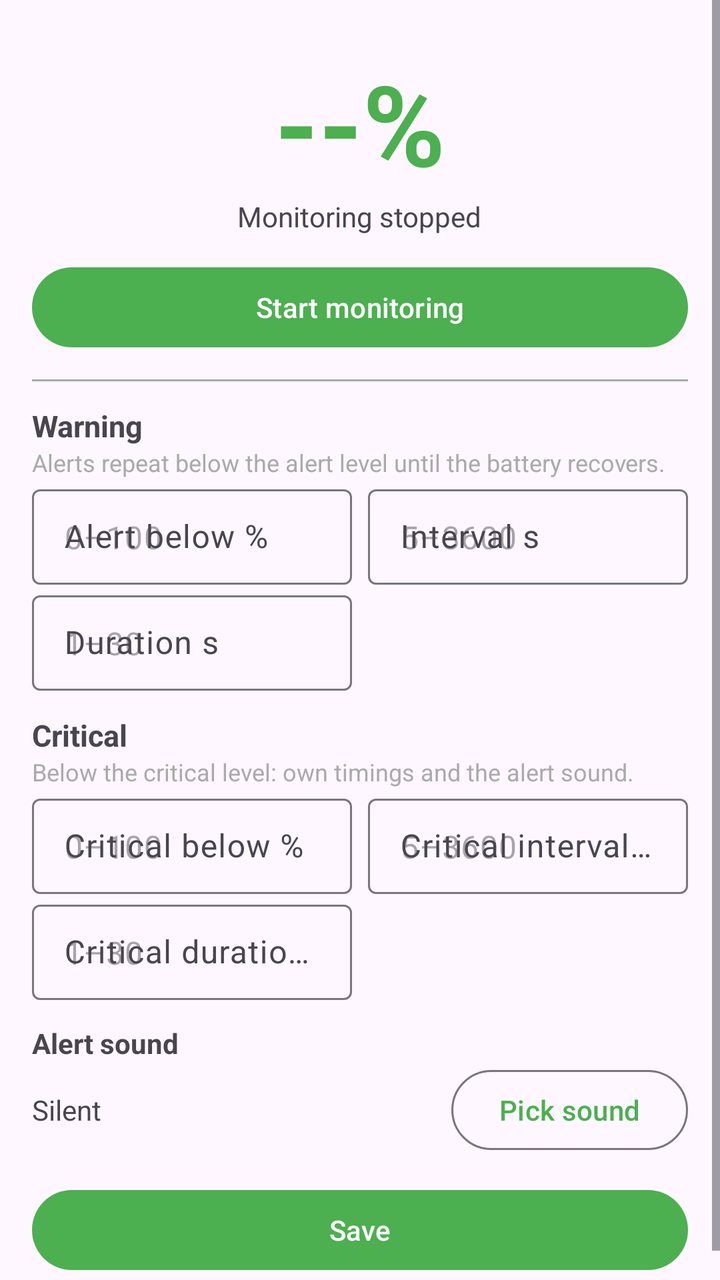
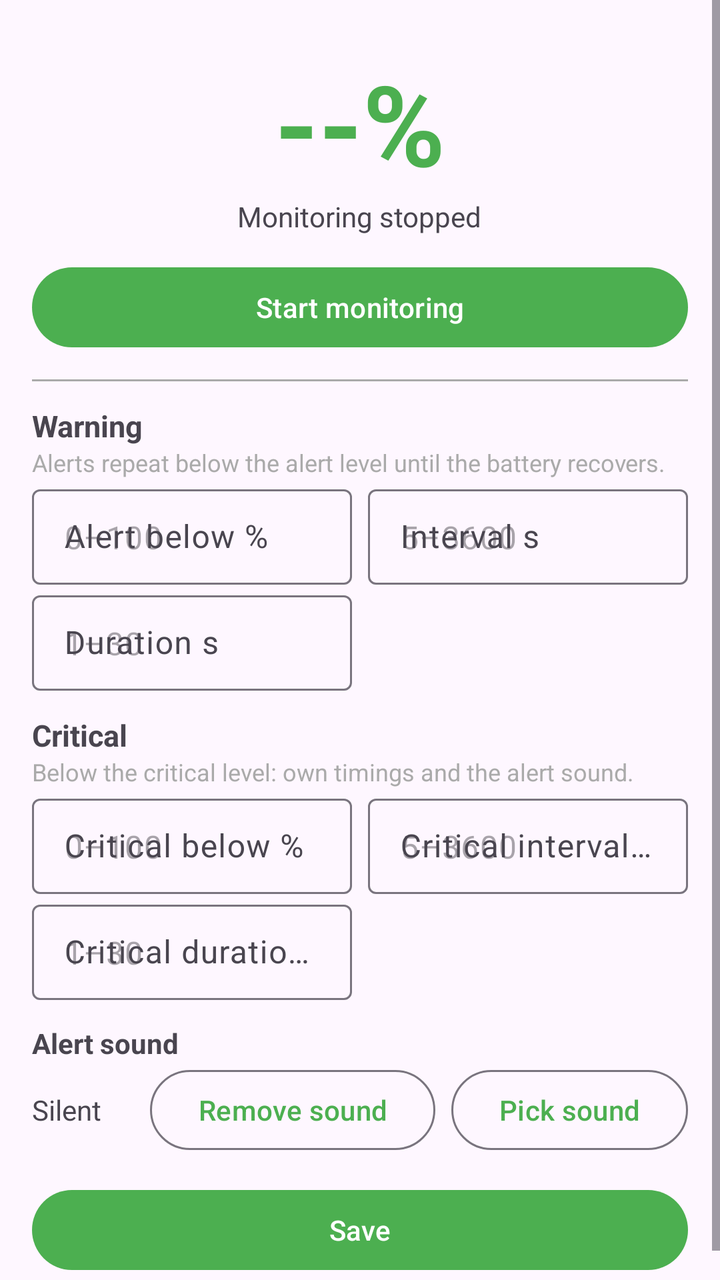

Compare the two renders of this Android layout. The source of the first and the diff that turns it into the second are given below.
<!-- AndroidManifest.xml: application theme Theme.BattWarn -->
<!-- res/layout/activity_main.xml -->
<?xml version="1.0" encoding="utf-8"?>
<ScrollView xmlns:android="http://schemas.android.com/apk/res/android"
    xmlns:app="http://schemas.android.com/apk/res-auto"
    android:layout_width="match_parent"
    android:layout_height="match_parent"
    android:fillViewport="true">

    <LinearLayout
        android:layout_width="match_parent"
        android:layout_height="wrap_content"
        android:orientation="vertical"
        android:padding="16dp">

        <TextView
            android:id="@+id/battery_text"
            android:layout_width="wrap_content"
            android:layout_height="wrap_content"
            android:layout_gravity="center"
            android:layout_marginTop="8dp"
            android:text="@string/battery_placeholder"
            android:textColor="@color/battery_green"
            android:textSize="56sp"
            android:textStyle="bold" />

        <TextView
            android:id="@+id/status_text"
            android:layout_width="wrap_content"
            android:layout_height="wrap_content"
            android:layout_gravity="center"
            android:text="@string/status_stopped"
            android:textSize="14sp" />

        <Button
            android:id="@+id/monitor_button"
            android:layout_width="match_parent"
            android:layout_height="wrap_content"
            android:layout_marginTop="12dp"
            android:text="@string/start_monitoring" />

        <View
            android:layout_width="match_parent"
            android:layout_height="1dp"
            android:layout_marginTop="12dp"
            android:layout_marginBottom="12dp"
            android:background="@android:color/darker_gray" />

        <TextView
            android:layout_width="wrap_content"
            android:layout_height="wrap_content"
            android:text="@string/warning_title"
            android:textSize="15sp"
            android:textStyle="bold" />

        <TextView
            android:layout_width="match_parent"
            android:layout_height="wrap_content"
            android:text="@string/note_warning"
            android:textColor="@android:color/darker_gray"
            android:textSize="12sp" />

        <LinearLayout
            android:layout_width="match_parent"
            android:layout_height="wrap_content"
            android:orientation="horizontal">

            <com.google.android.material.textfield.TextInputLayout
                style="@style/Widget.Material3.TextInputLayout.OutlinedBox.Dense"
                android:layout_width="0dp"
                android:layout_height="wrap_content"
                android:layout_marginEnd="8dp"
                android:layout_weight="1"
                android:hint="@string/label_alert">

                <com.google.android.material.textfield.TextInputEditText
                    android:id="@+id/alert_field"
                    android:layout_width="match_parent"
                    android:layout_height="wrap_content"
                    android:hint="@string/hint_percent"
                    android:inputType="number"
                    android:maxLines="1" />
            </com.google.android.material.textfield.TextInputLayout>

            <com.google.android.material.textfield.TextInputLayout
                style="@style/Widget.Material3.TextInputLayout.OutlinedBox.Dense"
                android:layout_width="0dp"
                android:layout_height="wrap_content"
                android:layout_weight="1"
                android:hint="@string/label_interval">

                <com.google.android.material.textfield.TextInputEditText
                    android:id="@+id/interval_field"
                    android:layout_width="match_parent"
                    android:layout_height="wrap_content"
                    android:hint="@string/hint_seconds_warning"
                    android:inputType="number"
                    android:maxLines="1" />
            </com.google.android.material.textfield.TextInputLayout>
        </LinearLayout>

        <LinearLayout
            android:layout_width="match_parent"
            android:layout_height="wrap_content"
            android:orientation="horizontal">

            <com.google.android.material.textfield.TextInputLayout
                style="@style/Widget.Material3.TextInputLayout.OutlinedBox.Dense"
                android:layout_width="0dp"
                android:layout_height="wrap_content"
                android:layout_marginEnd="8dp"
                android:layout_weight="1"
                android:hint="@string/label_duration">

                <com.google.android.material.textfield.TextInputEditText
                    android:id="@+id/duration_field"
                    android:layout_width="match_parent"
                    android:layout_height="wrap_content"
                    android:hint="@string/hint_seconds_duration"
                    android:inputType="number"
                    android:maxLines="1" />
            </com.google.android.material.textfield.TextInputLayout>

            <Space
                android:layout_width="0dp"
                android:layout_height="1dp"
                android:layout_weight="1" />
        </LinearLayout>

        <TextView
            android:layout_width="wrap_content"
            android:layout_height="wrap_content"
            android:layout_marginTop="12dp"
            android:text="@string/critical_title"
            android:textSize="15sp"
            android:textStyle="bold" />

        <TextView
            android:layout_width="match_parent"
            android:layout_height="wrap_content"
            android:text="@string/note_critical"
            android:textColor="@android:color/darker_gray"
            android:textSize="12sp" />

        <LinearLayout
            android:layout_width="match_parent"
            android:layout_height="wrap_content"
            android:orientation="horizontal">

            <com.google.android.material.textfield.TextInputLayout
                style="@style/Widget.Material3.TextInputLayout.OutlinedBox.Dense"
                android:layout_width="0dp"
                android:layout_height="wrap_content"
                android:layout_marginEnd="8dp"
                android:layout_weight="1"
                android:hint="@string/label_critical">

                <com.google.android.material.textfield.TextInputEditText
                    android:id="@+id/critical_field"
                    android:layout_width="match_parent"
                    android:layout_height="wrap_content"
                    android:hint="@string/hint_percent"
                    android:inputType="number"
                    android:maxLines="1" />
            </com.google.android.material.textfield.TextInputLayout>

            <com.google.android.material.textfield.TextInputLayout
                style="@style/Widget.Material3.TextInputLayout.OutlinedBox.Dense"
                android:layout_width="0dp"
                android:layout_height="wrap_content"
                android:layout_weight="1"
                android:hint="@string/label_critical_interval">

                <com.google.android.material.textfield.TextInputEditText
                    android:id="@+id/critical_interval_field"
                    android:layout_width="match_parent"
                    android:layout_height="wrap_content"
                    android:hint="@string/hint_seconds_warning"
                    android:inputType="number"
                    android:maxLines="1" />
            </com.google.android.material.textfield.TextInputLayout>
        </LinearLayout>

        <LinearLayout
            android:layout_width="match_parent"
            android:layout_height="wrap_content"
            android:orientation="horizontal">

            <com.google.android.material.textfield.TextInputLayout
                style="@style/Widget.Material3.TextInputLayout.OutlinedBox.Dense"
                android:layout_width="0dp"
                android:layout_height="wrap_content"
                android:layout_marginEnd="8dp"
                android:layout_weight="1"
                android:hint="@string/label_critical_duration">

                <com.google.android.material.textfield.TextInputEditText
                    android:id="@+id/critical_duration_field"
                    android:layout_width="match_parent"
                    android:layout_height="wrap_content"
                    android:hint="@string/hint_seconds_duration"
                    android:inputType="number"
                    android:maxLines="1" />
            </com.google.android.material.textfield.TextInputLayout>

            <Space
                android:layout_width="0dp"
                android:layout_height="1dp"
                android:layout_weight="1" />
        </LinearLayout>

        <TextView
            android:id="@+id/label_sound"
            android:layout_width="wrap_content"
            android:layout_height="wrap_content"
            android:layout_marginTop="12dp"
            android:text="@string/label_sound"
            android:textSize="14sp"
            android:textStyle="bold" />

        <LinearLayout
            android:layout_width="match_parent"
            android:layout_height="wrap_content"
            android:gravity="center_vertical"
            android:orientation="horizontal">

            <TextView
                android:id="@+id/sound_value"
                android:layout_width="0dp"
                android:layout_height="wrap_content"
                android:layout_weight="1"
                android:text="@string/sound_silent"
                android:textSize="14sp" />

            <Button
                android:id="@+id/pick_sound_button"
                style="@style/Widget.Material3.Button.OutlinedButton"
                android:layout_width="wrap_content"
                android:layout_height="wrap_content"
                android:text="@string/pick_sound" />
        </LinearLayout>

        <Button
            android:id="@+id/save_button"
            android:layout_width="match_parent"
            android:layout_height="wrap_content"
            android:layout_marginTop="12dp"
            android:text="@string/save_settings" />

    </LinearLayout>
</ScrollView>
<!-- resources referenced by this layout -->
<resources>
  <color name="battery_green">#4CAF50</color>
  <string name="battery_placeholder">--%</string>
  <string name="critical_title">Critical</string>
  <string name="hint_percent">0–100</string>
  <string name="hint_seconds_duration">1–30</string>
  <string name="hint_seconds_warning">5–3600</string>
  <string name="label_alert">Alert below %</string>
  <string name="label_critical">Critical below %</string>
  <string name="label_critical_duration">Critical duration s</string>
  <string name="label_critical_interval">Critical interval s</string>
  <string name="label_duration">Duration s</string>
  <string name="label_interval">Interval s</string>
  <string name="label_sound">Alert sound</string>
  <string name="note_critical">Below the critical level: own timings and the alert sound.</string>
  <string name="note_warning">Alerts repeat below the alert level until the battery recovers.</string>
  <string name="pick_sound">Pick sound</string>
  <string name="save_settings">Save</string>
  <string name="sound_silent">Silent</string>
  <string name="start_monitoring">Start monitoring</string>
  <string name="status_stopped">Monitoring stopped</string>
  <string name="warning_title">Warning</string>
  <style name="Theme.BattWarn" parent="Theme.Material3.DayNight">
          <item name="colorPrimary">@color/battery_green</item>
      </style>
</resources>

<!-- the commit's change to res/layout/activity_main.xml (unified diff, before → after) -->
@@ -231,10 +231,18 @@
                 android:textSize="14sp" />
 
             <Button
+                android:id="@+id/remove_sound_button"
+                style="@style/Widget.Material3.Button.OutlinedButton"
+                android:layout_width="wrap_content"
+                android:layout_height="wrap_content"
+                android:text="@string/remove_sound" />
+
+            <Button
                 android:id="@+id/pick_sound_button"
                 style="@style/Widget.Material3.Button.OutlinedButton"
                 android:layout_width="wrap_content"
                 android:layout_height="wrap_content"
+                android:layout_marginStart="8dp"
                 android:text="@string/pick_sound" />
         </LinearLayout>
 
<!-- resource entries referenced after the edit -->
@@ -16,6 +16,7 @@
   <string name="note_critical">Below the critical level: own timings and the alert sound.</string>
   <string name="note_warning">Alerts repeat below the alert level until the battery recovers.</string>
   <string name="pick_sound">Pick sound</string>
+  <string name="remove_sound">Remove sound</string>
   <string name="save_settings">Save</string>
   <string name="sound_silent">Silent</string>
   <string name="start_monitoring">Start monitoring</string>
